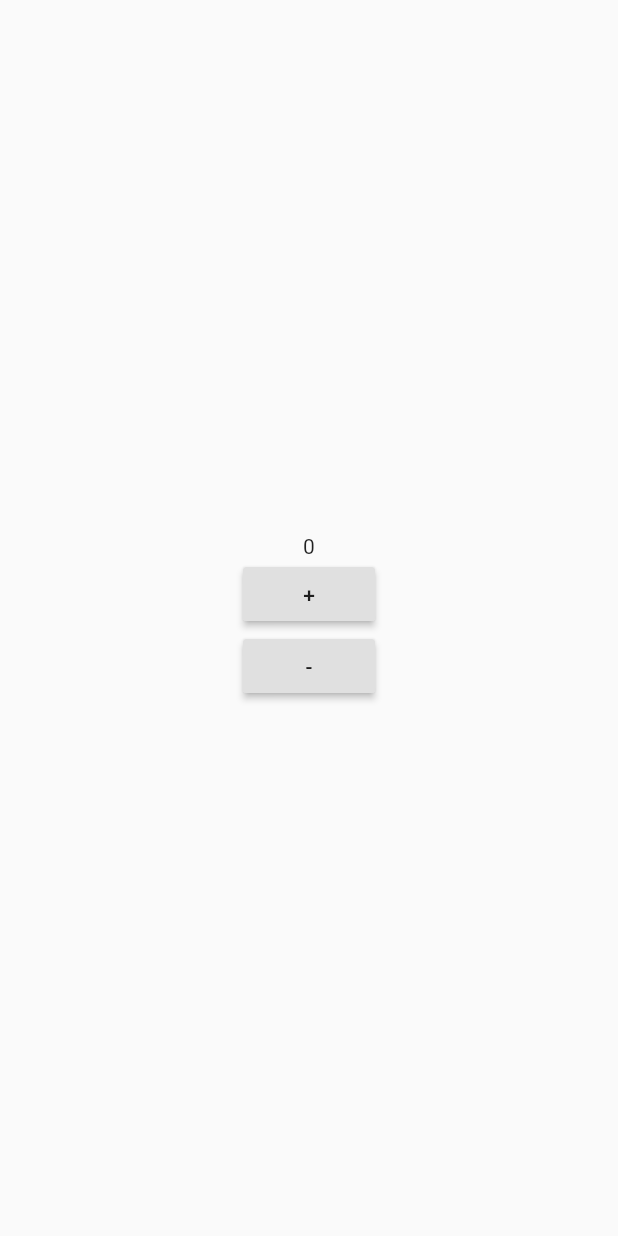
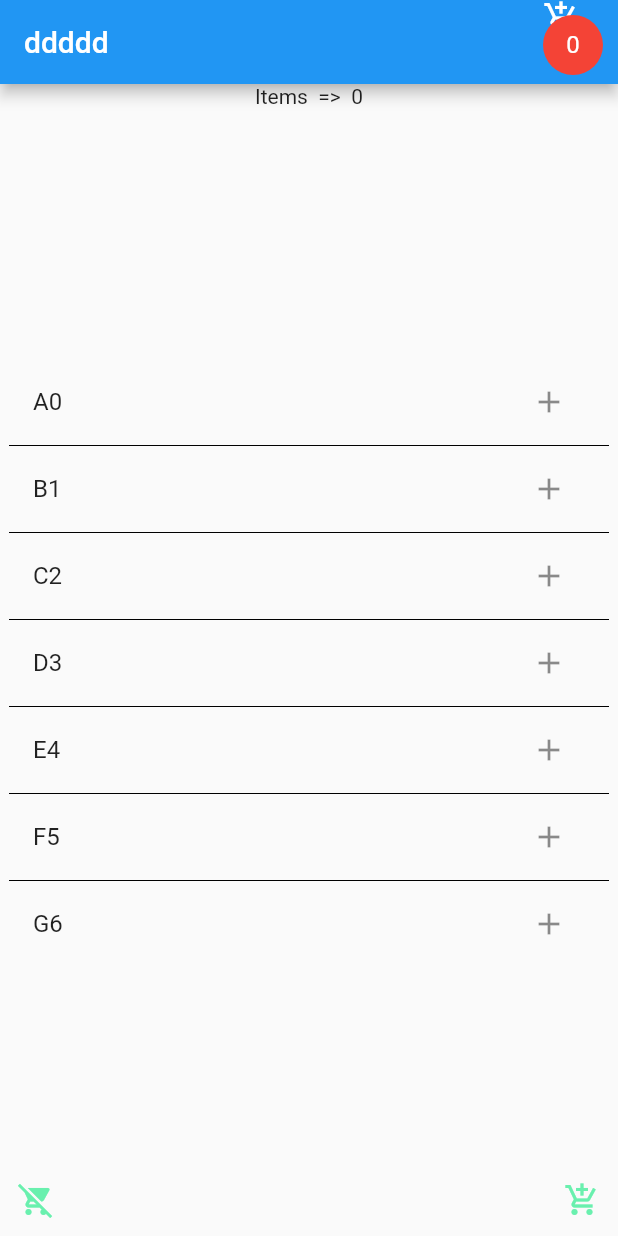
Before and after one commit to sagar40android/provider_state_management_flutter, a Flutter app: the screen it shows after launch, on a phone screen of 412 x 824 dp. Run offline on Flutter 3.47's test engine with Material 2 defaults, Android fonts, the phone set to English and light mode, and no system bars.

Commit message:
Adding Multiple Provider

```diff
--- /dev/null
+++ b/lib/AarthmeticCalculationModel.dart
@@ -0,0 +1,18 @@
+
+
+import 'package:flutter/cupertino.dart';
+
+class AarthmeticCalculationModel extends ChangeNotifier{
+
+  int number=0;
+  void incrementCount(){
+    number++;
+    notifyListeners();
+  }
+
+  void decrement(){
+    if (number >0){
+      number--;
+      notifyListeners();
+    }
+}}
--- /dev/null
+++ b/lib/CartModel.dart
@@ -0,0 +1,22 @@
+
+
+import 'package:flutter/cupertino.dart';
+
+class CartModel extends ChangeNotifier{
+  final List<String> _items = [];
+
+  List<String> get allItem => _items;
+
+  int get itemListLength => _items.length;
+
+  void add(String item){
+    _items.add(item);
+    notifyListeners();
+  }
+
+  void removeAll(){
+    _items.clear();
+    notifyListeners();
+  }
+
+}
--- /dev/null
+++ b/lib/MyCounterApp.dart
@@ -0,0 +1,161 @@
+import 'package:flutter/cupertino.dart';
+import 'package:flutter/material.dart';
+import 'package:provider/provider.dart';
+import 'package:providerstatemanagementflutter/Album.dart';
+import 'package:providerstatemanagementflutter/CartModel.dart';
+import 'package:providerstatemanagementflutter/Data.dart';
+import 'package:providerstatemanagementflutter/MyCart.dart';
+import 'package:providerstatemanagementflutter/Services.dart';
+
+import 'AarthmeticCalculationModel.dart';
+
+
+
+class MyCounterApp extends StatelessWidget {
+  @override
+  Widget build(BuildContext context) {
+    return MultiProvider(
+      providers: [ChangeNotifierProvider<Counter>.value(value: Counter()),
+        ChangeNotifierProvider<AarthmeticCalculationModel>.value(value: AarthmeticCalculationModel()),
+      ChangeNotifierProvider<CartModel>.value(value: CartModel())],
+      child: MaterialApp(
+        theme: ThemeData(
+          primaryColorDark: Colors.amberAccent,
+        ),
+        home: MyCounterHomeApp(),
+      ),
+    );
+  }
+}
+
+class MyCounterHomeApp extends StatefulWidget {
+
+
+  @override
+  _MyCounterHomeAppState createState() => _MyCounterHomeAppState();
+}
+
+class _MyCounterHomeAppState extends State<MyCounterHomeApp> {
+  List<String> myList= [
+    "A0",
+    "B1",
+    "C2",
+    "D3",
+    "E4",
+    "F5",
+    "G6",
+    "H7",
+    "I8",
+    "J9",
+    "K10"
+  ];
+  @override
+  Widget build(BuildContext context) {
+    return  Scaffold(
+      appBar: AppBar(
+        title: Text("ddddd"),
+        actions: [
+          Stack(
+            children: [
+              Icon(Icons.add_shopping_cart),
+              Padding(
+                padding: EdgeInsets.only(right: 10,top: 10),
+                child: InkWell(
+                  onTap: (){
+                    Navigator.push(context, MaterialPageRoute(builder: (context) => MyCart()));
+
+                  },
+                  child: CircleAvatar(
+                    // child: Text("${Provider.of<Counter>(context,listen: true).counter.toString()}",style: TextStyle(color: Colors.white),),
+                    child: Text("${Provider.of<CartModel>(context,listen: true).itemListLength}",
+                      style: TextStyle(color: Colors.white),),
+                  backgroundColor: Colors.red,
+                  ),
+                ),
+              )
+            ],
+          )
+        ],
+      ),
+      body: Stack(
+        children: [
+          Align(
+            alignment: Alignment.topCenter,
+            child: Text("Items  =>  ${Provider.of<Counter>(context,listen: true).counter.toString()}")
+          ),
+
+          Align(
+            alignment: Alignment.bottomRight,
+            child: IconButton(
+            color: Colors.greenAccent,
+              icon: Icon(Icons.add_shopping_cart),
+              onPressed: (){
+                  Provider.of<Counter>(context,listen: false).incrementCount();
+              },
+            ),
+          ),
+          Align(
+            alignment: Alignment.bottomLeft,
+            child: IconButton(
+            color: Colors.greenAccent,
+              icon: Icon(Icons.remove_shopping_cart),
+              onPressed: (){
+                Provider.of<Counter>(context,listen: false).decrement();
+              },
+            ),
+          ),
+
+          // Align(
+          //   alignment: Alignment.center,
+          //   child: Text("${Provider.of<AarthmeticCalculationModel>(context,listen: true).number}"),
+          // ),
+          //
+          // Align(
+          //   alignment: Alignment.centerRight,
+          //   child: IconButton(
+          //     color: Colors.greenAccent,
+          //     icon: Icon(Icons.add),
+          //     onPressed: (){
+          //       Provider.of<AarthmeticCalculationModel>(context,listen: false).incrementCount();
+          //     },
+          //   ),
+          // ),
+          //
+          //
+          // Align(
+          //   alignment: Alignment.centerLeft,
+          //   child: IconButton(
+          //     color: Colors.greenAccent,
+          //     icon: Icon(Icons.remove),
+          //     onPressed: (){
+          //       Provider.of<AarthmeticCalculationModel>(context,listen: false).decrement();
+          //     },
+          //   ),
+          // ),
+
+          Align(
+            alignment: Alignment.center,
+            child: Container(
+              height: 400,
+              width: 400,
+              child: ListView.separated(
+                itemCount:  myList != null ? myList.length : 0,
+                  itemBuilder: (context,index){
+
+                    return ListTile(
+                      title: Text(myList[index].toString()),
+                      trailing: IconButton(icon: Icon(Icons.add), onPressed: (){
+                        Provider.of<CartModel>(context,listen: false).add(myList[index].toString());
+                      }),
+                    );
+                  }, separatorBuilder: (BuildContext context, int index) {
+                  return Divider(height: 2,color: Colors.black,);
+              },),
+            ),
+          )
+        ],
+      ),
+
+    );
+  }
+}
--- a/pubspec.yaml
+++ b/pubspec.yaml
@@ -24,6 +24,7 @@ dependencies:
   # Use with the CupertinoIcons class for iOS style icons.
   cupertino_icons: ^0.1.2
   provider:
+  http:
 
 dev_dependencies:
   flutter_test:
```
Also changed, not shown: lib/Album.dart (added, +35 -0 lines), lib/Data.dart (added, +20 -0 lines), lib/MyCart.dart (added, +42 -0 lines), lib/Services.dart (added, +27 -0 lines), lib/main.dart (+16 -20 lines), pubspec.lock, 1 other file.
